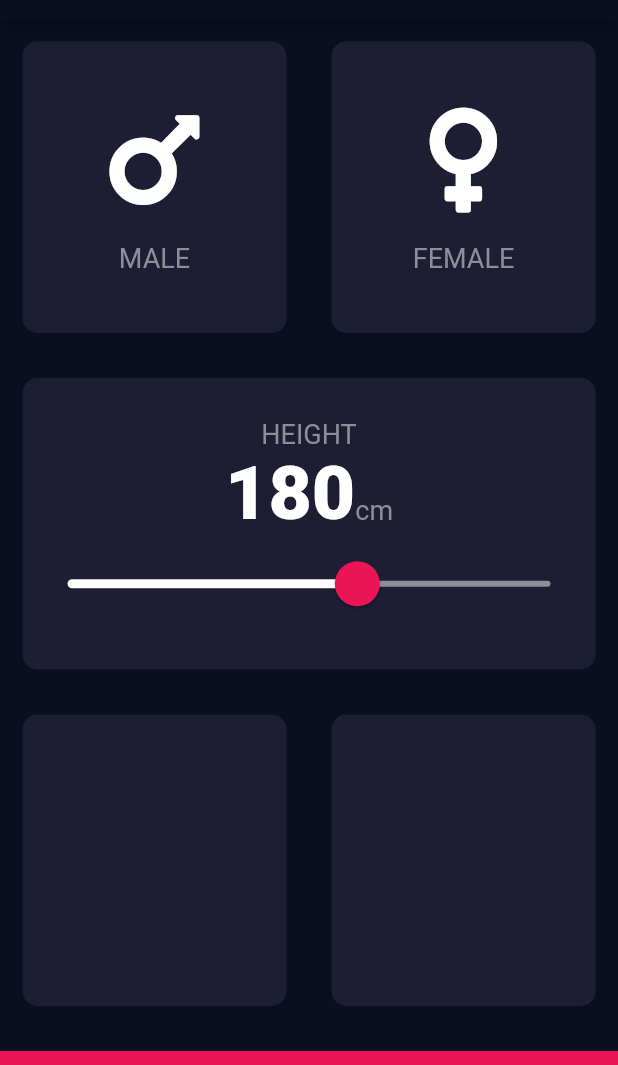
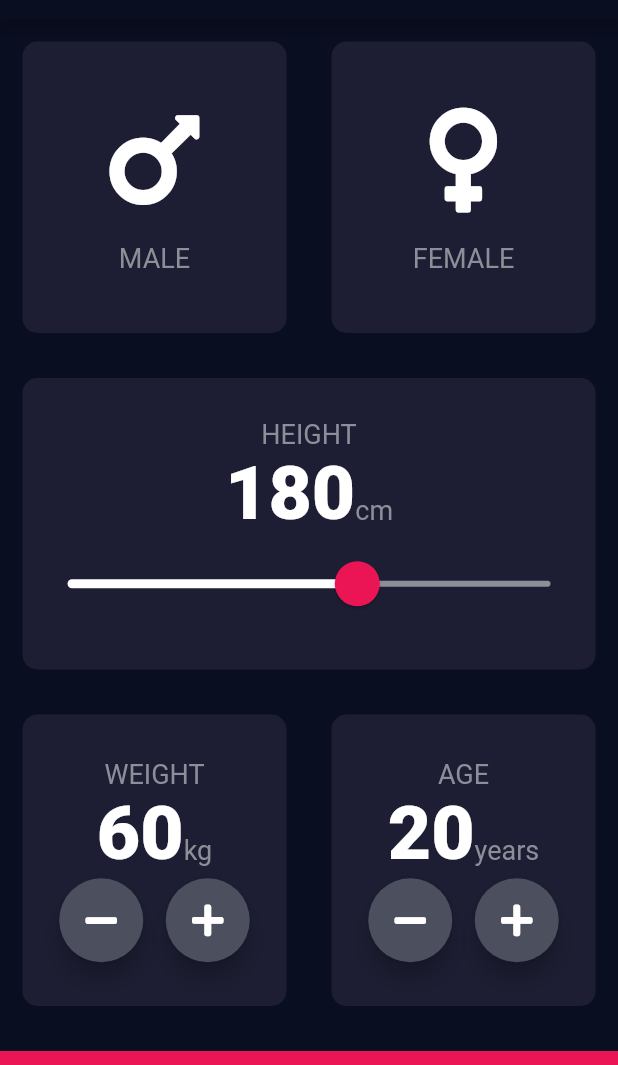
Before and after one commit to azazelyash/bmi_calculator, a Flutter app: the screen it shows after launch, on a phone screen of 412 x 824 dp, the part 65-1130 px from its top. Run offline on Flutter 3.47's test engine with Material 2 defaults, Android fonts, the phone set to English and light mode, and no system bars; our stand-ins replace font_awesome_flutter.

Commit message:
added weight and age card

```diff
--- a/lib/input_page.dart
+++ b/lib/input_page.dart
@@ -22,6 +22,8 @@ class _InputPageState extends State<InputPage> {
   GenderType? selectedGender;
 
   int height = 180;
+  int weight = 60;
+  int age = 20;
 
   @override
   Widget build(BuildContext context) {
@@ -129,11 +131,107 @@ class _InputPageState extends State<InputPage> {
                 Expanded(
                   child: ReusableCard(
                     colour: kCardColor,
+                    cardChild: Column(
+                      mainAxisAlignment: MainAxisAlignment.center,
+                      children: <Widget>[
+                        Text(
+                          'WEIGHT',
+                          style: kLabelTextStyle,
+                        ),
+                        Row(
+                          textBaseline: TextBaseline.alphabetic,
+                          mainAxisAlignment: MainAxisAlignment.center,
+                          crossAxisAlignment: CrossAxisAlignment.baseline,
+                          children: <Widget>[
+                            Text(
+                              weight.toString(),
+                              style: kNumbersTextStyle,
+                            ),
+                            Text(
+                              'kg',
+                              style: kLabelTextStyle,
+                            )
+                          ],
+                        ),
+                        Row(
+                          mainAxisAlignment: MainAxisAlignment.center,
+                          children: <Widget>[
+                            RoundIconButton(
+                              icon: FontAwesomeIcons.minus,
+                              onPress: () {
+                                setState(() {
+                                  weight--;
+                                });
+                              },
+                            ),
+                            SizedBox(
+                              width: 15.0,
+                            ),
+                            RoundIconButton(
+                              icon: FontAwesomeIcons.plus,
+                              onPress: () {
+                                setState(() {
+                                  weight++;
+                                });
+                              },
+                            ),
+                          ],
+                        )
+                      ],
+                    ),
                   ),
                 ),
                 Expanded(
                   child: ReusableCard(
                     colour: kCardColor,
+                    cardChild: Column(
+                      mainAxisAlignment: MainAxisAlignment.center,
+                      children: <Widget>[
+                        Text(
+                          'AGE',
+                          style: kLabelTextStyle,
+                        ),
+                        Row(
+                          textBaseline: TextBaseline.alphabetic,
+                          mainAxisAlignment: MainAxisAlignment.center,
+                          crossAxisAlignment: CrossAxisAlignment.baseline,
+                          children: <Widget>[
+                            Text(
+                              age.toString(),
+                              style: kNumbersTextStyle,
+                            ),
+                            Text(
+                              'years',
+                              style: kLabelTextStyle,
+                            )
+                          ],
+                        ),
+                        Row(
+                          mainAxisAlignment: MainAxisAlignment.center,
+                          children: <Widget>[
+                            RoundIconButton(
+                              icon: FontAwesomeIcons.minus,
+                              onPress: () {
+                                setState(() {
+                                  age--;
+                                });
+                              },
+                            ),
+                            SizedBox(
+                              width: 15.0,
+                            ),
+                            RoundIconButton(
+                              icon: FontAwesomeIcons.plus,
+                              onPress: () {
+                                setState(() {
+                                  age++;
+                                });
+                              },
+                            ),
+                          ],
+                        )
+                      ],
+                    ),
                   ),
                 ),
               ],
@@ -150,3 +248,26 @@ class _InputPageState extends State<InputPage> {
     );
   }
 }
+
+class RoundIconButton extends StatelessWidget {
+  RoundIconButton({@required this.icon, @required this.onPress});
+
+  final IconData? icon;
+  final void Function()? onPress;
+
+  @override
+  Widget build(BuildContext context) {
+    return RawMaterialButton(
+      child: Icon(icon),
+      onPressed: onPress,
+      onLongPress: onPress,
+      elevation: 6.0,
+      fillColor: Color(0xFF4c4f5e),
+      shape: CircleBorder(),
+      constraints: BoxConstraints.tightFor(
+        width: 56.0,
+        height: 56.0,
+      ),
+    );
+  }
+}
```
